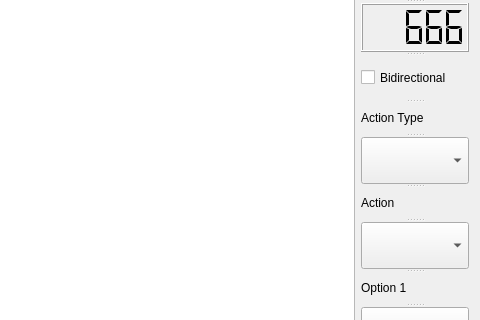
Qt form forms/configwindow.ui (Alzy/obs-midi) before a commit; both pictures show x 507 to 987 and y 127 to 447 of the 987 by 761 pixel window.
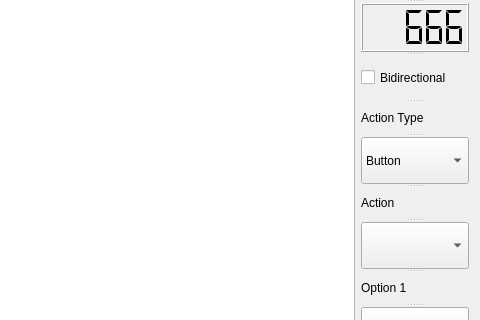
The same form after that commit.

What changed in the file:
```diff
--- a/forms/configwindow.ui
+++ b/forms/configwindow.ui
@@ -107,6 +107,16 @@
         <verstretch>0</verstretch>
        </sizepolicy>
       </property>
+      <item>
+       <property name="text">
+        <string>Button</string>
+       </property>
+      </item>
+      <item>
+       <property name="text">
+        <string>Fader</string>
+       </property>
+      </item>
      </widget>
      <widget class="QLabel" name="label_5">
       <property name="sizePolicy">
```
